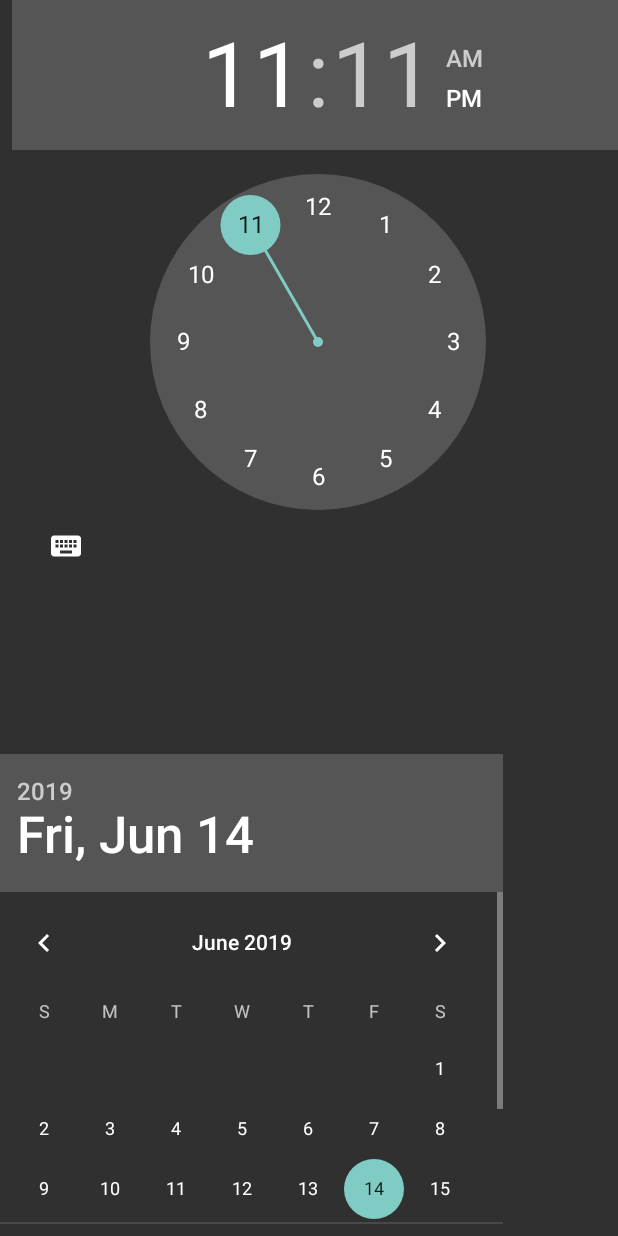
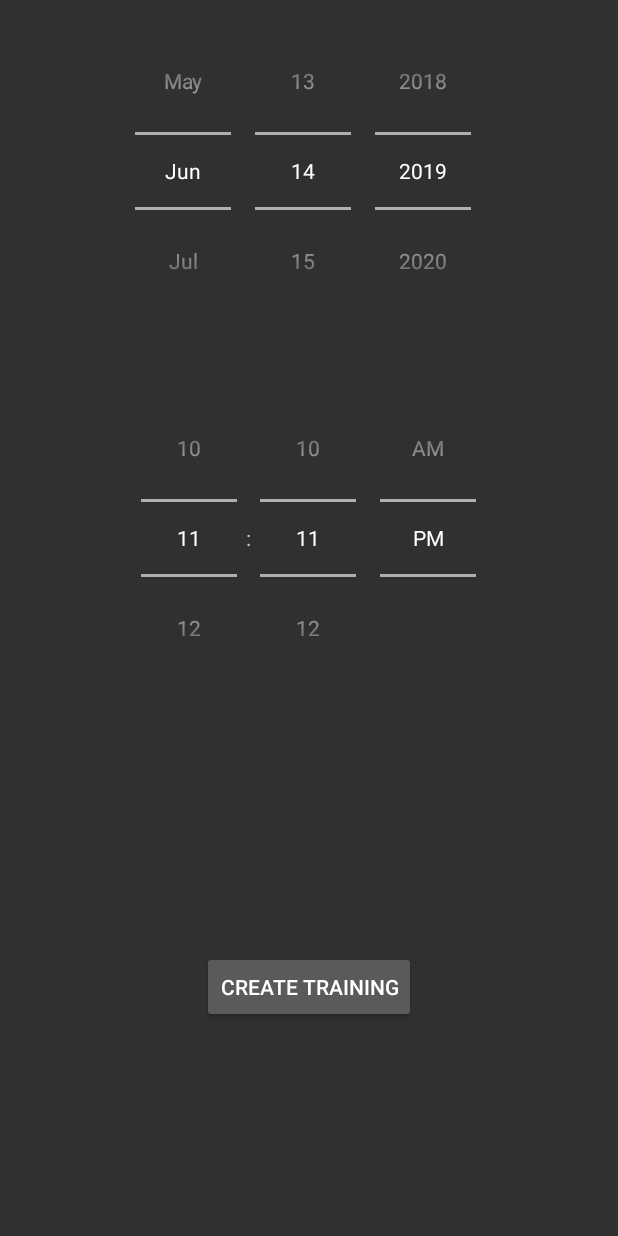
Before and after one commit to dobrowol/TrainingLog, an Android app: the layout date_time_picker.xml on its own in the app's theme, with its tools: preview values and no code run, on a phone screen of 412 x 824 dp. Run offline under Robolectric (Android 15) with nearby library versions, the phone set to English and light mode, and no system bars.

```diff
--- a/app/src/main/AndroidManifest.xml
+++ b/app/src/main/AndroidManifest.xml
@@ -31,6 +31,12 @@
                 android:value=".MainActivity" />
 
         </activity>
+        <activity android:name=".new_training.DateTimeActivity" android:theme="@style/Theme.AppCompat">
+            <meta-data
+                android:name="android.support.PARENT_ACTIVITY"
+                android:value=".MainActivity" />
+
+        </activity>
     </application>
 
 </manifest>
--- a/app/src/main/java/com/dobrowol/traininglog/adding_training/TrainingExerciseJoinDAO.java
+++ b/app/src/main/java/com/dobrowol/traininglog/adding_training/TrainingExerciseJoinDAO.java
@@ -7,6 +7,7 @@ import androidx.room.OnConflictStrategy;
 import androidx.room.Query;
 
 import com.dobrowol.traininglog.adding_training.adding_exercise.Exercise;
+import com.hadilq.liveevent.LiveEvent;
 
 import java.util.List;
 
--- a/app/src/main/java/com/dobrowol/traininglog/adding_training/TrainingExerciseJoinRepository.java
+++ b/app/src/main/java/com/dobrowol/traininglog/adding_training/TrainingExerciseJoinRepository.java
@@ -8,6 +8,7 @@ import androidx.lifecycle.LiveData;
 
 import com.dobrowol.traininglog.adding_training.adding_exercise.Converters;
 import com.dobrowol.traininglog.adding_training.adding_exercise.Exercise;
+import com.hadilq.liveevent.LiveEvent;
 
 import java.text.SimpleDateFormat;
 import java.util.Date;
--- a/app/src/main/res/layout/date_time_picker.xml
+++ b/app/src/main/res/layout/date_time_picker.xml
@@ -1,31 +1,64 @@
 <?xml version="1.0" encoding="utf-8"?>
 <android.support.constraint.ConstraintLayout xmlns:android="http://schemas.android.com/apk/res/android"
-    xmlns:tools="http://schemas.android.com/tools"
+    xmlns:app="http://schemas.android.com/apk/res-auto"
     android:layout_width="match_parent"
-    android:layout_height="match_parent"
-    xmlns:app="http://schemas.android.com/apk/res-auto">
+    android:layout_height="match_parent">
 
     <android.support.constraint.Guideline
         android:id="@+id/guideline"
-        android:layout_width="match_parent"
-        android:layout_height="match_parent"
-        app:layout_constraintGuide_percent="1.0" />
+        android:layout_width="wrap_content"
+        android:layout_height="wrap_content"
+        android:orientation="horizontal"
+        app:layout_constraintGuide_begin="236dp" />
+
+    <TimePicker
+        android:id="@+id/timePicker"
+        android:layout_width="360dp"
+        android:layout_height="223dp"
+        android:layout_marginStart="8dp"
+        android:layout_marginTop="8dp"
+        android:layout_marginEnd="8dp"
+        android:layout_marginBottom="8dp"
+        android:timePickerMode="spinner"
+        app:layout_constraintBottom_toTopOf="@+id/guideline2"
+        app:layout_constraintEnd_toEndOf="parent"
+
+        app:layout_constraintStart_toStartOf="parent"
+        app:layout_constraintTop_toTopOf="@+id/guideline" />
 
     <DatePicker
         android:id="@+id/datePicker"
-        android:layout_width="417dp"
-        android:layout_height="313dp"
+        android:layout_width="384dp"
+        android:layout_height="220dp"
+        android:layout_marginStart="8dp"
+        android:layout_marginTop="8dp"
         android:layout_marginEnd="8dp"
-        android:layout_marginRight="8dp"
         android:layout_marginBottom="8dp"
+        android:calendarViewShown="false"
+        android:datePickerMode="spinner"
+        app:layout_constraintBottom_toTopOf="@+id/guideline"
+        app:layout_constraintEnd_toEndOf="parent"
+        app:layout_constraintStart_toStartOf="parent"
+        app:layout_constraintTop_toTopOf="parent" />
+
+    <android.support.constraint.Guideline
+        android:id="@+id/guideline2"
+        android:layout_width="wrap_content"
+        android:layout_height="wrap_content"
+        android:orientation="horizontal"
+        app:layout_constraintGuide_begin="492dp" />
+
+    <Button
+        android:id="@+id/create_button"
+        android:layout_width="wrap_content"
+        android:layout_height="wrap_content"
+        android:layout_marginStart="8dp"
+        android:layout_marginTop="8dp"
+        android:layout_marginEnd="8dp"
+        android:layout_marginBottom="8dp"
+        android:text="@string/create_training"
         app:layout_constraintBottom_toBottomOf="parent"
-        app:layout_constraintEnd_toEndOf="parent" />
-
-    <TimePicker
-        android:layout_width="408dp"
-        android:layout_height="410dp"
-        android:layout_marginStart="8dp"
-        android:layout_marginLeft="8dp"
-        app:layout_constraintBottom_toTopOf="@+id/guideline"
-        app:layout_constraintStart_toStartOf="parent" />
+        app:layout_constraintEnd_toEndOf="parent"
+        app:layout_constraintStart_toStartOf="parent"
+        app:layout_constraintTop_toTopOf="@+id/guideline2" />
 </android.support.constraint.ConstraintLayout>
--- a/app/src/main/res/values/strings.xml
+++ b/app/src/main/res/values/strings.xml
@@ -55,4 +55,5 @@
     <string name="actionToggleHighlightCircle">Toggle Highlight Circle</string>
     <string name="actionToggleRotation">Toggle Rotation</string>
     <string name="actionToggleSpin">Spin Animation</string>
+    <string name="create_training">Create Training</string>
 </resources>
```
Also changed, not shown: app/build.gradle (+11 -6 lines), app/src/main/java/com/dobrowol/traininglog/MainActivity.java (+34 -26 lines), app/src/main/java/com/dobrowol/traininglog/adding_training/TrainingExerciseJoinViewModel.java (+10 -0 lines), app/src/main/java/com/dobrowol/traininglog/holt_winters/HoltWinters.java (+6 -1 lines), app/src/main/java/com/dobrowol/traininglog/new_training/DateTimeActivity.java (added, +76 -0 lines), app/src/main/java/com/dobrowol/traininglog/training_load/calculating/ExerciseLoad.java (+7 -11 lines), app/src/main/java/com/dobrowol/traininglog/training_load/displaying/ChartActivity.java (+17 -22 lines), app/src/main/java/com/dobrowol/traininglog/util/Event.java (added, +34 -0 lines), app/src/main/res/values/styles.xml (+13 -0 lines).
